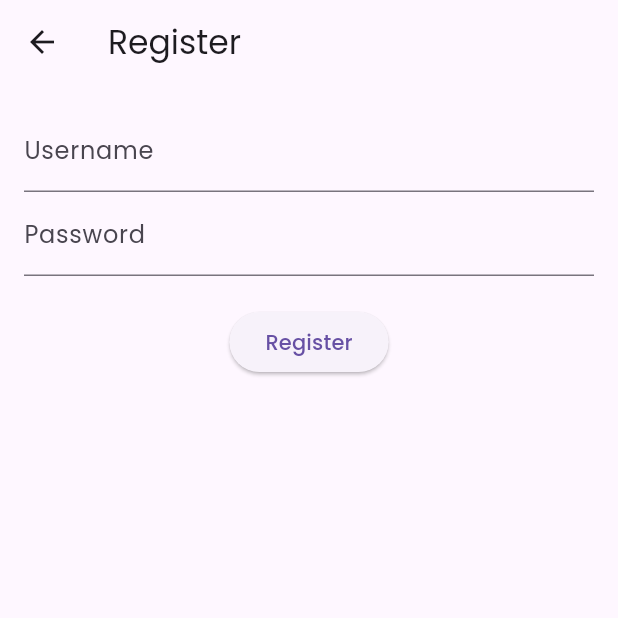
After one commit to humamafif/showroom-app, a Flutter app: the RegisterPage screen opened directly, on a phone screen of 412 x 824 dp, the top half of it. The commit adds this screen. Run offline on Flutter 3.47's test engine with Material 3 defaults, Android fonts, the phone set to English and light mode, and no system bars; our stand-ins replace bloc, dartz, equatable, flutter_bloc, flutter_carousel_widget, flutter_native_splash and 5 more; accounts and stored records are empty; network calls fail.

Commit message:
update & add auth feature

```diff
--- a/analysis_options.yaml
+++ b/analysis_options.yaml
@@ -10,6 +10,7 @@
 analyzer:
   errors:
     constant_identifier_names: ignore
+    library_private_types_in_public_api: ignore
 include: package:flutter_lints/flutter.yaml
 
 linter:
--- a/lib/core/routes/my_router.dart
+++ b/lib/core/routes/my_router.dart
@@ -1,8 +1,7 @@
 import 'package:flutter/material.dart';
 import 'package:go_router/go_router.dart';
-// import 'package:showroom/features/authtest/presentation/pages/login_page.dart';
-// import 'package:showroom/features/authtest/presentation/pages/profile_page.dart';
-// import 'package:showroom/features/auth/presentation/pages/profile_page.dart';
+import 'package:showroom/features/auth/presentation/login_page.dart';
+import 'package:showroom/features/auth/presentation/profile_page.dart';
 import 'package:showroom/features/car/presentation/pages/all_car_page.dart';
 import 'package:showroom/features/car/presentation/pages/home_pages.dart';
 import 'package:showroom/features/payment/presentation/pages/order_details_page.dart';
@@ -25,9 +24,9 @@ class MyRouter {
   );
 
   // Profile
-  // static final _shellNavigatorProfile = GlobalKey<NavigatorState>(
-  //   debugLabel: 'Profile',
-  // );
+  static final _shellNavigatorProfile = GlobalKey<NavigatorState>(
+    debugLabel: 'Profile',
+  );
   get router => GoRouter(
         navigatorKey: _rootNavigatorKey,
         initialLocation: "/",
@@ -70,19 +69,19 @@ class MyRouter {
                         ),
                       ),
                     ]),
-                // StatefulShellBranch(
-                //   navigatorKey: _shellNavigatorProfile,
-                //   routes: [
-                //     GoRoute(
-                //       parentNavigatorKey: _shellNavigatorProfile,
-                //       path: '/profile',
-                //       name: 'profile',
-                //       pageBuilder: (context, state) => const NoTransitionPage(
-                //         child: ProfilePage(),
-                //       ),
-                //     )
-                //   ],
-                // ),
+                StatefulShellBranch(
+                  navigatorKey: _shellNavigatorProfile,
+                  routes: [
+                    GoRoute(
+                      parentNavigatorKey: _shellNavigatorProfile,
+                      path: '/profile',
+                      name: 'profile',
+                      pageBuilder: (context, state) => const NoTransitionPage(
+                        child: ProfilePage(),
+                      ),
+                    )
+                  ],
+                ),
               ]),
           GoRoute(
             parentNavigatorKey: _rootNavigatorKey,
@@ -97,14 +96,14 @@ class MyRouter {
               );
             },
           ),
-          // GoRoute(
-          //   parentNavigatorKey: _rootNavigatorKey,
-          //   path: '/login',
-          //   name: 'login',
-          //   pageBuilder: (context, state) => const NoTransitionPage(
-          //     child: LoginPage(),
-          //   ),
-          // ),
+          GoRoute(
+            parentNavigatorKey: _rootNavigatorKey,
+            path: '/login',
+            name: 'login',
+            pageBuilder: (context, state) => const NoTransitionPage(
+              child: LoginPage(),
+            ),
+          ),
         ],
       );
 }
--- a/lib/core/storage/storage.dart
+++ b/lib/core/storage/storage.dart
@@ -1,3 +1,5 @@
+// GA PERLU
+
 import 'package:flutter_secure_storage/flutter_secure_storage.dart';
 
 class Storage {
--- /dev/null
+++ b/lib/features/auth/bloc/auth_event.dart
@@ -0,0 +1,24 @@
+abstract class AuthEvent {}
+
+class AuthLoginEvent extends AuthEvent {
+  final String username;
+  final String password;
+
+  AuthLoginEvent({required this.username, required this.password});
+}
+
+class AuthRegisterEvent extends AuthEvent {
+  final String username;
+  final String password;
+
+  AuthRegisterEvent({required this.username, required this.password});
+}
+
+class AuthLogoutEvent extends AuthEvent {}
+
+// UPDATE
+class AuthUpdateUserEvent extends AuthEvent {
+  final String newUsername, id;
+
+  AuthUpdateUserEvent({required this.newUsername, required this.id});
+}
--- /dev/null
+++ b/lib/features/auth/bloc/auth_state.dart
@@ -0,0 +1,37 @@
+abstract class AuthState {}
+
+class AuthInitialState extends AuthState {}
+
+class AuthLoadingState extends AuthState {}
+
+class AuthAuthenticatedState extends AuthState {
+  final String username, id;
+
+  AuthAuthenticatedState({required this.username, required this.id});
+}
+
+class AuthErrorState extends AuthState {
+  final String message;
+
+  AuthErrorState({required this.message});
+}
+
+class AuthUnauthenticatedState extends AuthState {}
+
+class AuthRegisteredState extends AuthState {
+  final String message;
+
+  AuthRegisteredState({required this.message});
+}
+
+// UPDATE
+class AuthUpdateSuccessState extends AuthState {
+  final String message;
+
+  AuthUpdateSuccessState({required this.message});
+}
+
+class AuthUpdateErrorState extends AuthState {
+  final String message;
+  AuthUpdateErrorState({required this.message});
+}
--- /dev/null
+++ b/lib/features/auth/presentation/register_page.dart
@@ -0,0 +1,96 @@
+import 'package:flutter/material.dart';
+import 'package:flutter_bloc/flutter_bloc.dart';
+import 'package:go_router/go_router.dart';
+import 'package:showroom/features/auth/bloc/auth_bloc.dart';
+import 'package:showroom/features/auth/bloc/auth_event.dart';
+import 'package:showroom/features/auth/bloc/auth_state.dart';
+import 'package:showroom/features/auth/presentation/login_page.dart';
+
+class RegisterPage extends StatefulWidget {
+  const RegisterPage({super.key});
+
+  @override
+  _RegisterPageState createState() => _RegisterPageState();
+}
+
+class _RegisterPageState extends State<RegisterPage> {
+  final _usernameController = TextEditingController();
+  final _passwordController = TextEditingController();
+
+  @override
+  Widget build(BuildContext context) {
+    return Scaffold(
+      appBar: AppBar(title: Text('Register')),
+      body: BlocListener<AuthBloc, AuthState>(
+        listener: (context, state) {
+          if (state is AuthLoadingState) {
+            CircularProgressIndicator();
+          } else if (state is AuthErrorState) {
+            // Jika terjadi error, tampilkan Snackbar error
+            ScaffoldMessenger.of(context).showSnackBar(
+              SnackBar(content: Text(state.message + "error state")),
+            );
+          } else if (state is AuthRegisteredState) {
+            // Jika registrasi berhasil, tampilkan Snackbar sukses
+            ScaffoldMessenger.of(context).showSnackBar(
+              SnackBar(content: Text(state.message)),
+            );
+
+            // Tampilkan loading indicator
+            // showDialog(
+            //   context: context,
+            //   builder: (_) => AlertDialog(
+            //     content: Row(
+            //       children: [
+            //         CircularProgressIndicator(),
+            //         SizedBox(width: 20),
+            //         Text('Loading...'),
+            //       ],
+            //     ),
+            //   ),
+            // );
+            context.pop();
+
+            // Delay sebelum pindah ke halaman lain
+            // Future.delayed(Duration(seconds: 2), () {
+            //   Navigator.pop(context); // Tutup loading indicator
+            //   // Navigator.pop(context);
+            //   // Navigator.pushReplacement(context,
+            //   //     MaterialPageRoute(builder: (context) => LoginPage()));
+            // });
+          }
+        },
+        child: Padding(
+          padding: EdgeInsets.all(16.0),
+          child: Column(
+            children: [
+              TextField(
+                controller: _usernameController,
+                decoration: InputDecoration(labelText: 'Username'),
+              ),
+              TextField(
+                controller: _passwordController,
+                obscureText: true,
+                decoration: InputDecoration(labelText: 'Password'),
+              ),
+              SizedBox(height: 20),
+              ElevatedButton(
+                onPressed: () {
+                  final username = _usernameController.text;
+                  final password = _passwordController.text;
+
+                  // Trigger event registrasi
+                  context.read<AuthBloc>().add(AuthRegisterEvent(
+                        username: username,
+                        password: password,
+                      ));
+                },
+                child: Text('Register'),
+              ),
+            ],
+          ),
+        ),
+      ),
+    );
+  }
+}
--- /dev/null
+++ b/lib/features/auth/services/auth_service.dart
@@ -0,0 +1,83 @@
+import 'dart:convert';
+import 'package:http/http.dart' as http;
+import 'package:showroom/core/constant/api.dart';
+
+class AuthService {
+  final String apiUrl = '$BASE_URL/auth';
+  Future<Map<String, dynamic>?> login(String username, String password) async {
+    try {
+      final response = await http.post(
+        Uri.parse("$apiUrl/login"),
+        headers: {'Content-Type': 'application/json'},
+        body: json.encode({
+          'username': username,
+          'password': password,
+        }),
+      );
+
+      if (response.statusCode == 200) {
+        final responseData = json.decode(response.body);
+        print('Login Response: $responseData');
+
+        if (responseData['message'] == 'user login') {
+          return responseData['data'];
+        }
+      }
+      return null;
+    } catch (error) {
+      throw Exception('Gagal terhubung ke server: $error');
+    }
+  }
+
+  Future<Map<String, dynamic>?> register(
+      String username, String password) async {
+    try {
+      final response = await http.post(
+        Uri.parse('$apiUrl/register'),
+        headers: {'Content-Type': 'application/json'},
+        body: json.encode({
+          'username': username,
+          'password': password,
+        }),
+      );
+
+      print('Register Response: ${response.body}');
+
+      final responseData = json.decode(response.body);
+
+      if (response.statusCode == 201) {
+        if (responseData['message'] == 'user created') {
+          print('Register Data: ${responseData['data']}');
+          return responseData['data'];
+        }
+      }
+      return null;
+    } catch (error) {
+      throw Exception('Gagal terhubung ke server: $error');
+    }
+  }
+
+  Future<Map<String, dynamic>?> updateUsername(
+      String id, String newUsername) async {
+    try {
+      final response = await http.put(
+        Uri.parse('$apiUrl/$id'),
+        headers: {'Content-Type': 'application/json'},
+        body: json.encode({
+          'username': newUsername,
+        }),
+      );
+
+      if (response.statusCode == 200) {
+        final responseData = json.decode(response.body);
+        if (responseData['message'] == 'user updated') {
+          print('Update Data: ${responseData['data']}');
+          return responseData['data'];
+        }
+      }
+      return null;
+    } catch (error) {
+      throw Exception('Gagal terhubung ke server: $error');
+    }
+  }
+}
```
Also changed, not shown: lib/features/auth/bloc/auth_bloc.dart (added, +80 -0 lines), lib/features/auth/presentation/login_page.dart (added, +101 -0 lines), lib/features/auth/presentation/profile_page.dart (added, +66 -0 lines), lib/features/auth/presentation/update_profile_page.dart (added, +108 -0 lines), lib/main.dart (+4 -3 lines).
